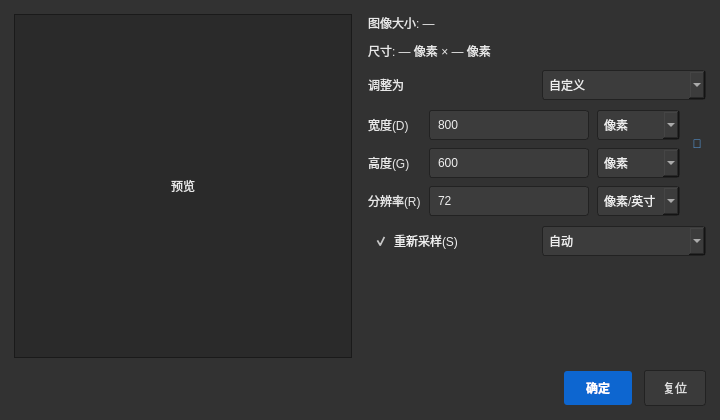
Qt form psDemo/ui/imagesizedialog.ui (littletenyuan01/photoshopDemo) before a commit.
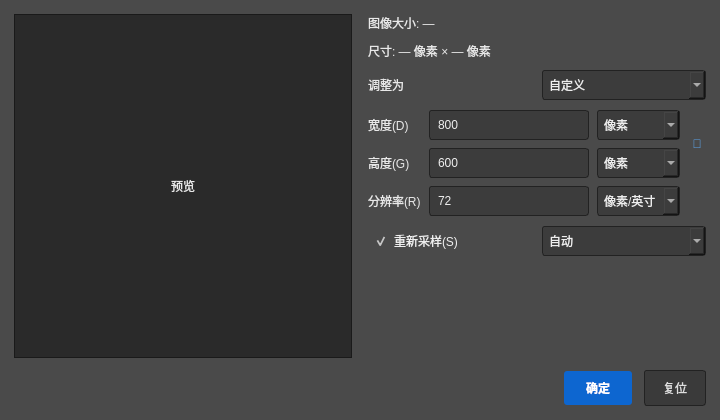
The same form after that commit.

```diff
--- a/psDemo/ui/imagesizedialog.ui
+++ b/psDemo/ui/imagesizedialog.ui
@@ -18,7 +18,7 @@
   </property>
   <property name="styleSheet">
    <string notr="true">QDialog#ImageSizeDialog {
-  background-color: #323232;
+  background-color: #4a4a4a;
   color: #e8e8e8;
 }
 QLabel { color: #e8e8e8; background: transparent; }
```
